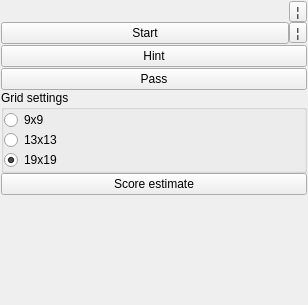
Qt form qt/qtgo/qtgo/GameSettings.ui (alecs1/home) before a commit.
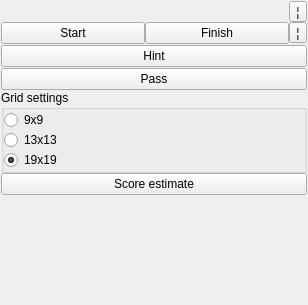
The same form after that commit.

Diff of the .ui file:
```diff
--- a/qt/qtgo/qtgo/GameSettings.ui
+++ b/qt/qtgo/qtgo/GameSettings.ui
@@ -112,6 +112,19 @@
            </property>
           </widget>
          </item>
+         <item>
+          <widget class="QPushButton" name="finishButton">
+           <property name="sizePolicy">
+            <sizepolicy hsizetype="Minimum" vsizetype="Fixed">
+             <horstretch>2</horstretch>
+             <verstretch>0</verstretch>
+            </sizepolicy>
+           </property>
+           <property name="text">
+            <string>Finish</string>
+           </property>
+          </widget>
+         </item>
          <item>
           <layout class="QVBoxLayout" name="verticalLayout_3">
            <property name="spacing">
```
